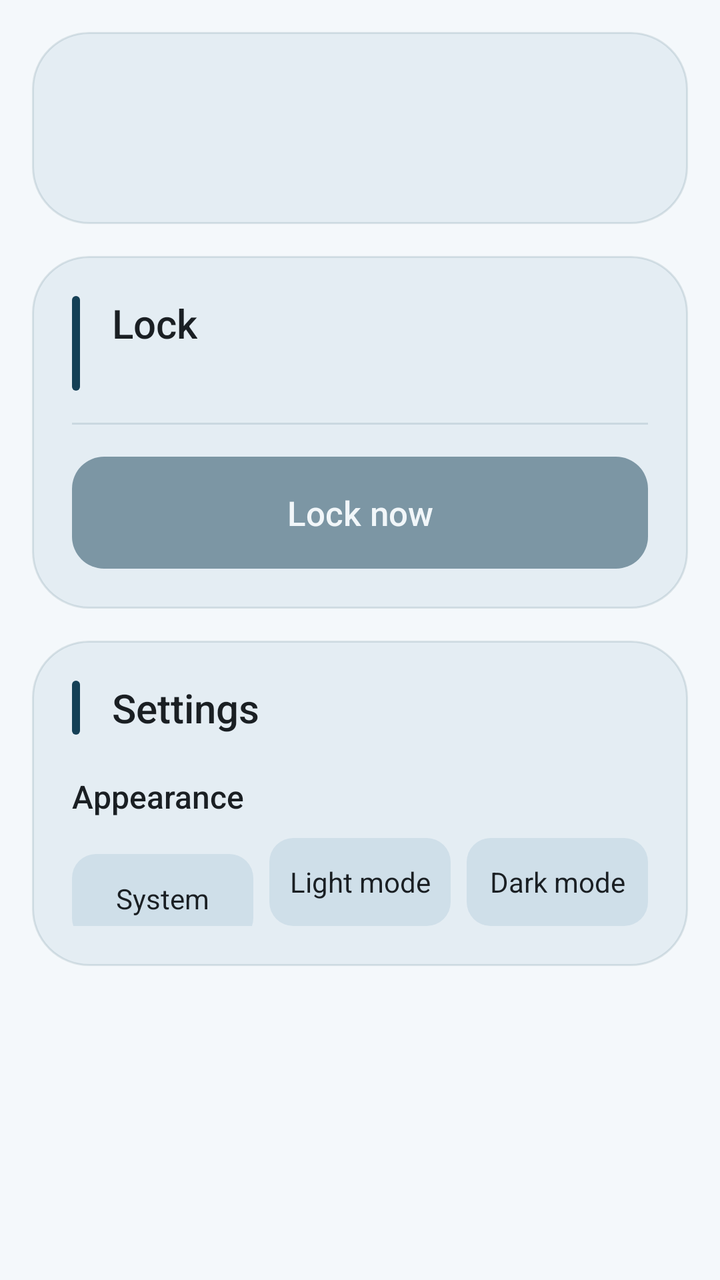
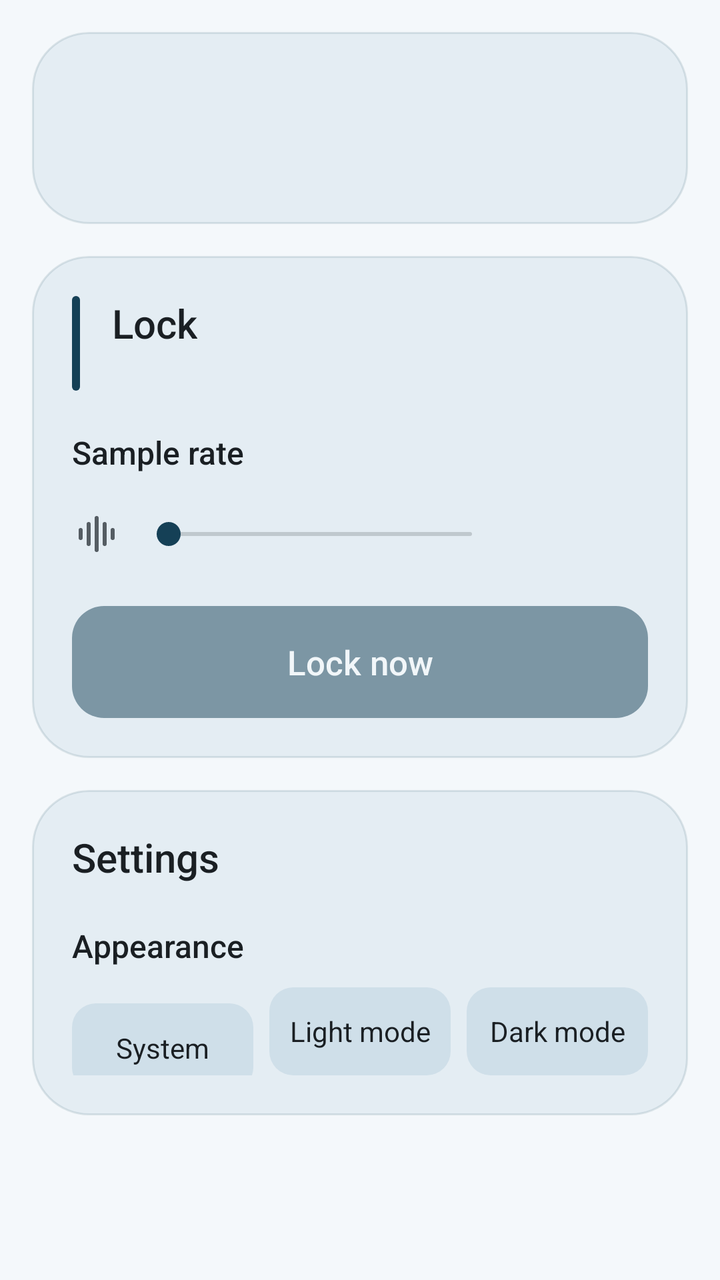

Compare the two renders of this Android layout. The source of the first and the diff that turns it into the second are given below.
<!-- AndroidManifest.xml: application theme Theme.LdacLock -->
<!-- res/layout/activity_main.xml -->
<?xml version="1.0" encoding="utf-8"?>
<ScrollView xmlns:android="http://schemas.android.com/apk/res/android"
    android:layout_width="match_parent"
    android:layout_height="match_parent"
    android:fillViewport="true"
    android:fitsSystemWindows="true">

    <LinearLayout
        android:layout_width="match_parent"
        android:layout_height="wrap_content"
        android:orientation="vertical"
        android:padding="16dp">

        
        <LinearLayout style="@style/Card">

            <LinearLayout
                android:layout_width="match_parent"
                android:layout_height="wrap_content"
                android:gravity="center_vertical"
                android:orientation="horizontal">

                <ImageView
                    android:layout_width="56dp"
                    android:layout_height="56dp"
                    android:importantForAccessibility="no"
                    android:src="@mipmap/ic_launcher" />

                <LinearLayout
                    android:layout_width="0dp"
                    android:layout_height="wrap_content"
                    android:layout_marginStart="16dp"
                    android:layout_weight="1"
                    android:orientation="vertical">

                    <TextView
                        android:id="@+id/name"
                        android:layout_width="match_parent"
                        android:layout_height="wrap_content"
                        android:fontFamily="sans-serif-medium"
                        android:textColor="@color/text"
                        android:textSize="22sp" />

                    <TextView
                        android:id="@+id/meta"
                        android:layout_width="match_parent"
                        android:layout_height="wrap_content"
                        android:layout_marginTop="2dp"
                        android:textColor="@color/text2"
                        android:textSize="15sp"
                        android:visibility="gone" />
                </LinearLayout>
            </LinearLayout>

            
            <LinearLayout
                android:id="@+id/panel"
                android:layout_width="match_parent"
                android:layout_height="wrap_content"
                android:layout_marginTop="20dp"
                android:background="@drawable/panel"
                android:orientation="vertical"
                android:padding="20dp"
                android:visibility="gone">

                <TextView
                    android:layout_width="wrap_content"
                    android:layout_height="wrap_content"
                    android:letterSpacing="0.08"
                    android:text="@string/current_codec"
                    android:textAllCaps="true"
                    android:textColor="@color/text2"
                    android:textSize="13sp" />

                
                <LinearLayout
                    android:layout_width="match_parent"
                    android:layout_height="wrap_content"
                    android:gravity="center_vertical"
                    android:orientation="horizontal">

                    <TextView
                        android:id="@+id/codec"
                        android:layout_width="wrap_content"
                        android:layout_height="wrap_content"
                        android:textColor="@color/accent"
                        android:textSize="34sp"
                        android:textStyle="bold" />

                    <TextView
                        android:id="@+id/hi_res"
                        android:layout_width="wrap_content"
                        android:layout_height="wrap_content"
                        android:layout_marginStart="12dp"
                        android:background="@drawable/pill"
                        android:paddingHorizontal="10dp"
                        android:paddingVertical="3dp"
                        android:text="@string/hi_res"
                        android:textColor="@color/on_accent"
                        android:textSize="13sp"
                        android:textStyle="bold"
                        android:visibility="gone" />

                    <View
                        android:layout_width="0dp"
                        android:layout_height="0dp"
                        android:layout_weight="1" />

                    <ImageView
                        android:layout_width="32dp"
                        android:layout_height="32dp"
                        android:importantForAccessibility="no"
                        android:src="@drawable/ic_bars" />
                </LinearLayout>

                <TextView
                    android:id="@+id/spec"
                    android:layout_width="wrap_content"
                    android:layout_height="wrap_content"
                    android:textColor="@color/text2"
                    android:textSize="15sp" />
            </LinearLayout>

            <TextView
                android:id="@+id/state"
                android:layout_width="match_parent"
                android:layout_height="wrap_content"
                android:layout_marginTop="16dp"
                android:drawablePadding="8dp"
                android:gravity="center_vertical"
                android:textSize="15sp"
                android:visibility="gone" />

            <TextView
                android:id="@+id/pair"
                style="@style/Button"
                android:layout_marginTop="20dp"
                android:text="@string/pair"
                android:visibility="gone" />
        </LinearLayout>

        
        <LinearLayout
            style="@style/Card"
            android:layout_marginTop="16dp">

            <LinearLayout
                android:layout_width="match_parent"
                android:layout_height="wrap_content"
                android:orientation="horizontal">

                <View
                    android:layout_width="4dp"
                    android:layout_height="match_parent"
                    android:background="@drawable/bar" />

                <LinearLayout
                    android:layout_width="match_parent"
                    android:layout_height="wrap_content"
                    android:layout_marginStart="16dp"
                    android:orientation="vertical">

                    <TextView
                        android:layout_width="wrap_content"
                        android:layout_height="wrap_content"
                        android:fontFamily="sans-serif-medium"
                        android:text="@string/lock_title"
                        android:textColor="@color/text"
                        android:textSize="20sp" />

                    <TextView
                        android:id="@+id/summary"
                        android:layout_width="wrap_content"
                        android:layout_height="wrap_content"
                        android:textColor="@color/text2"
                        android:textSize="15sp" />
                </LinearLayout>
            </LinearLayout>

            <View
                android:layout_width="match_parent"
                android:layout_height="1dp"
                android:layout_marginTop="16dp"
                android:background="@color/divider" />

            <TextView
                android:id="@+id/lock"
                style="@style/Button"
                android:layout_marginTop="16dp"
                android:alpha="0.5"
                android:enabled="false"
                android:text="@string/lock_now" />

            <TextView
                android:id="@+id/last"
                android:layout_width="match_parent"
                android:layout_height="wrap_content"
                android:layout_marginTop="12dp"
                android:gravity="center_horizontal"
                android:textColor="@color/text2"
                android:textSize="14sp"
                android:visibility="gone" />
        </LinearLayout>

        
        <LinearLayout
            style="@style/Card"
            android:layout_marginTop="16dp">

            <LinearLayout
                android:layout_width="match_parent"
                android:layout_height="wrap_content"
                android:orientation="horizontal">

                <View
                    android:layout_width="4dp"
                    android:layout_height="match_parent"
                    android:background="@drawable/bar" />

                <TextView
                    android:layout_width="wrap_content"
                    android:layout_height="wrap_content"
                    android:layout_marginStart="16dp"
                    android:fontFamily="sans-serif-medium"
                    android:text="@string/settings"
                    android:textColor="@color/text"
                    android:textSize="20sp" />
            </LinearLayout>

            <TextView
                android:layout_width="wrap_content"
                android:layout_height="wrap_content"
                android:layout_marginTop="20dp"
                android:fontFamily="sans-serif-medium"
                android:text="@string/appearance"
                android:textColor="@color/text"
                android:textSize="16sp" />

            <LinearLayout
                android:layout_width="match_parent"
                android:layout_height="wrap_content"
                android:layout_marginTop="10dp"
                android:orientation="horizontal">

                <TextView
                    android:id="@+id/appearance_system"
                    style="@style/Segment"
                    android:text="@string/system_default" />

                <TextView
                    android:id="@+id/appearance_light"
                    style="@style/Segment"
                    android:layout_marginHorizontal="8dp"
                    android:text="@string/light_mode" />

                <TextView
                    android:id="@+id/appearance_dark"
                    style="@style/Segment"
                    android:text="@string/dark_mode" />
            </LinearLayout>
        </LinearLayout>

        
        <View
            android:layout_width="match_parent"
            android:layout_height="0dp"
            android:layout_weight="1" />

        <TextView
            android:id="@+id/copyright"
            android:layout_width="match_parent"
            android:layout_height="wrap_content"
            android:layout_marginTop="16dp"
            android:gravity="center_horizontal"
            android:textColor="@color/text2"
            android:textSize="15sp" />
    </LinearLayout>
</ScrollView>
<!-- resources referenced by this layout -->
<resources>
  <color name="accent">#FF154056</color>
  <color name="divider">#1F154056</color>
  <color name="on_accent">#FFFFFFFF</color>
  <color name="text">#FF1A1F23</color>
  <color name="text2">#FF555D63</color>
  <!-- mipmap ic_launcher (mipmap-anydpi) -->
  <adaptive-icon xmlns:android="http://schemas.android.com/apk/res/android">
      <background android:drawable="@color/icon_bg" />
      <foreground android:drawable="@drawable/ic_launcher_foreground" />
      <monochrome android:drawable="@drawable/ic_launcher_foreground" />
  </adaptive-icon>
  <string name="dark_mode">Dark mode</string>
  <string name="hi_res">Hi-Res</string>
  <string name="light_mode">Light mode</string>
  <string name="lock_now">Lock now</string>
  <string name="lock_title">Lock</string>
  <string name="pair">Pair headphone</string>
  <string name="settings">Settings</string>
  <style name="Theme.LdacLock" parent="@android:style/Theme.DeviceDefault.DayNight">
          <item name="android:windowActionBar">false</item>
          <item name="android:windowNoTitle">true</item>
          <item name="android:windowBackground">@color/bg</item>
          <item name="android:colorBackground">@color/bg</item>
          <item name="android:colorAccent">@color/accent</item>
          <item name="android:textColorPrimary">@color/text</item>
          <item name="android:textColorSecondary">@color/text2</item>
          <item name="android:windowLightStatusBar">@bool/light_bars</item>
          <item name="android:windowLightNavigationBar">@bool/light_bars</item>
      </style>
  <color name="panel">#FFCFDFE9</color>
  <color name="icon_bg">#FF154056</color>
  <!-- drawable ic_launcher_foreground (drawable) -->
  <vector xmlns:android="http://schemas.android.com/apk/res/android"
      android:width="108dp"
      android:height="108dp"
      android:viewportWidth="108"
      android:viewportHeight="108">
      <group
          android:scaleX="2.5"
          android:scaleY="2.5"
          android:translateX="24"
          android:translateY="24">
          <path
              android:fillColor="#FFFFFFFF"
              android:pathData="M12,3c-4.97,0 -9,4.03 -9,9v7c0,1.1 0.9,2 2,2h4v-8H5v-1c0,-3.87 3.13,-7 7,-7s7,3.13 7,7v1h-4v8h4c1.1,0 2,-0.9 2,-2v-7c0,-4.97 -4.03,-9 -9,-9z" />
      </group>
  </vector>
  <color name="bg">#FFF4F8FB</color>
  <color name="ripple">#33FFFFFF</color>
  <color name="card">#FFE4EDF3</color>
  <!-- unchanged entries left out for length: 13 -->
</resources>

<!-- the commit's change to res/layout/activity_main.xml (unified diff, before → after) -->
@@ -177,11 +177,52 @@
                 </LinearLayout>
             </LinearLayout>
 
-            <View
-                android:layout_width="match_parent"
-                android:layout_height="1dp"
-                android:layout_marginTop="16dp"
-                android:background="@color/divider" />
+            <TextView
+                android:layout_width="wrap_content"
+                android:layout_height="wrap_content"
+                android:layout_marginTop="20dp"
+                android:fontFamily="sans-serif-medium"
+                android:text="@string/sample_rate"
+                android:textColor="@color/text"
+                android:textSize="16sp" />
+
+            
+            <LinearLayout
+                android:layout_width="match_parent"
+                android:layout_height="wrap_content"
+                android:layout_marginTop="10dp"
+                android:gravity="center_vertical"
+                android:orientation="horizontal">
+
+                <ImageView
+                    android:layout_width="40dp"
+                    android:layout_height="40dp"
+                    android:layout_marginStart="-8dp"
+                    android:importantForAccessibility="no"
+                    android:padding="8dp"
+                    android:src="@drawable/ic_bars"
+                    android:tint="@color/text2" />
+
+                
+                <SeekBar
+                    android:id="@+id/rate"
+                    android:layout_width="0dp"
+                    android:layout_height="wrap_content"
+                    android:layout_weight="1"
+                    android:contentDescription="@string/sample_rate"
+                    android:max="3"
+                    android:progressBackgroundTint="@color/text2"
+                    android:progressTint="@color/accent"
+                    android:thumbTint="@color/accent" />
+
+                <TextView
+                    android:id="@+id/rate_value"
+                    android:layout_width="72dp"
+                    android:layout_height="wrap_content"
+                    android:gravity="end"
+                    android:textColor="@color/text2"
+                    android:textSize="15sp" />
+            </LinearLayout>
 
             <TextView
                 android:id="@+id/lock"
@@ -207,25 +248,14 @@
             style="@style/Card"
             android:layout_marginTop="16dp">
 
-            <LinearLayout
-                android:layout_width="match_parent"
-                android:layout_height="wrap_content"
-                android:orientation="horizontal">
-
-                <View
-                    android:layout_width="4dp"
-                    android:layout_height="match_parent"
-                    android:background="@drawable/bar" />
-
-                <TextView
-                    android:layout_width="wrap_content"
-                    android:layout_height="wrap_content"
-                    android:layout_marginStart="16dp"
-                    android:fontFamily="sans-serif-medium"
-                    android:text="@string/settings"
-                    android:textColor="@color/text"
-                    android:textSize="20sp" />
-            </LinearLayout>
+            
+            <TextView
+                android:layout_width="wrap_content"
+                android:layout_height="wrap_content"
+                android:fontFamily="sans-serif-medium"
+                android:text="@string/settings"
+                android:textColor="@color/text"
+                android:textSize="20sp" />
 
             <TextView
                 android:layout_width="wrap_content"
<!-- resource entries referenced after the edit -->
@@ -7,7 +7,7 @@
   <color name="text2">#FF555D63</color>
   <!-- mipmap ic_launcher (mipmap-anydpi) -->
   <adaptive-icon xmlns:android="http://schemas.android.com/apk/res/android">
-      <background android:drawable="@color/icon_bg" />
+      <background android:drawable="@drawable/ic_launcher_background" />
       <foreground android:drawable="@drawable/ic_launcher_foreground" />
       <monochrome android:drawable="@drawable/ic_launcher_foreground" />
   </adaptive-icon>
@@ -17,6 +17,7 @@
   <string name="lock_now">Lock now</string>
   <string name="lock_title">Lock</string>
   <string name="pair">Pair headphone</string>
+  <string name="sample_rate">Sample rate</string>
   <string name="settings">Settings</string>
   <style name="Theme.LdacLock" parent="@android:style/Theme.DeviceDefault.DayNight">
           <item name="android:windowActionBar">false</item>
@@ -28,8 +29,39 @@
           <item name="android:textColorSecondary">@color/text2</item>
           <item name="android:windowLightStatusBar">@bool/light_bars</item>
           <item name="android:windowLightNavigationBar">@bool/light_bars</item>
+          
+          <item name="android:statusBarColor">@color/bg</item>
+          <item name="android:navigationBarColor">@color/bg</item>
       </style>
   <color name="panel">#FFCFDFE9</color>
+  <!-- drawable ic_launcher_background (drawable) -->
+  <vector xmlns:android="http://schemas.android.com/apk/res/android"
+      xmlns:aapt="http://schemas.android.com/aapt"
+      android:width="108dp"
+      android:height="108dp"
+      android:viewportWidth="108"
+      android:viewportHeight="108">
+      <path android:pathData="M0,0h108v108h-108z">
+          <aapt:attr name="android:fillColor">
+              <gradient
+                  android:endX="108"
+                  android:endY="108"
+                  android:startX="0"
+                  android:startY="0"
+                  android:type="linear">
+                  <item
+                      android:color="#FF2B6080"
+                      android:offset="0" />
+                  <item
+                      android:color="@color/icon_bg"
+                      android:offset="0.55" />
+                  <item
+                      android:color="#FF0F2F40"
+                      android:offset="1" />
+              </gradient>
+          </aapt:attr>
+      </path>
+  </vector>
   <color name="icon_bg">#FF154056</color>
   <!-- drawable ic_launcher_foreground (drawable) -->
   <vector xmlns:android="http://schemas.android.com/apk/res/android"
@@ -38,13 +70,21 @@
       android:viewportWidth="108"
       android:viewportHeight="108">
       <group
-          android:scaleX="2.5"
-          android:scaleY="2.5"
-          android:translateX="24"
-          android:translateY="24">
+          android:scaleX="2.1"
+          android:scaleY="2.1"
+          android:translateX="28.8"
+          android:translateY="28.8">
           <path
               android:fillColor="#FFFFFFFF"
               android:pathData="M12,3c-4.97,0 -9,4.03 -9,9v7c0,1.1 0.9,2 2,2h4v-8H5v-1c0,-3.87 3.13,-7 7,-7s7,3.13 7,7v1h-4v8h4c1.1,0 2,-0.9 2,-2v-7c0,-4.97 -4.03,-9 -9,-9z" />
+          
+          <path
+              android:fillColor="#FF7EABCE"
+              android:pathData="M10.65,16h2.7a0.75,0.75 0,0 1,0.75 0.75v2.5a0.75,0.75 0,0 1,-0.75 0.75h-2.7a0.75,0.75 0,0 1,-0.75 -0.75v-2.5a0.75,0.75 0,0 1,0.75 -0.75z" />
+          <path
+              android:pathData="M10.75,16v-1.375a1.25,1.25 0,0 1,2.5 0v1.375"
+              android:strokeWidth="1"
+              android:strokeColor="#FF7EABCE" />
       </group>
   </vector>
   <color name="bg">#FFF4F8FB</color>
